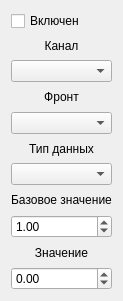
The window that oscopetriggerwgt.ui (catompiler/QCanDrive) describes before a commit, drawn with Qt 5.
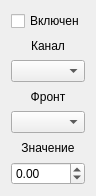
The same window after the commit.

Commit message: oscope trigger widget refactor

Patch:
```diff
--- a/oscopetriggerwgt.ui
+++ b/oscopetriggerwgt.ui
@@ -6,8 +6,8 @@
    <rect>
     <x>0</x>
     <y>0</y>
-    <width>121</width>
-    <height>301</height>
+    <width>92</width>
+    <height>196</height>
    </rect>
   </property>
   <property name="windowTitle">
@@ -47,45 +47,6 @@
    <item>
     <widget class="QComboBox" name="cbTrigType"/>
    </item>
-   <item>
-    <widget class="QLabel" name="lblDataType">
-     <property name="text">
-      <string>Тип данных</string>
-     </property>
-     <property name="alignment">
-      <set>Qt::AlignCenter</set>
-     </property>
-    </widget>
-   </item>
-   <item>
-    <widget class="QComboBox" name="cbDataType"/>
-   </item>
-   <item>
-    <widget class="QLabel" name="lblBaseValue">
-     <property name="text">
-      <string>Базовое значение</string>
-     </property>
-     <property name="alignment">
-      <set>Qt::AlignCenter</set>
-     </property>
-    </widget>
-   </item>
-   <item>
-    <widget class="QDoubleSpinBox" name="dsbBaseValue">
-     <property name="minimum">
-      <double>0.010000000000000</double>
-     </property>
-     <property name="maximum">
-      <double>2147483647.000000000000000</double>
-     </property>
-     <property name="stepType">
-      <enum>QAbstractSpinBox::AdaptiveDecimalStepType</enum>
-     </property>
-     <property name="value">
-      <double>1.000000000000000</double>
-     </property>
-    </widget>
-   </item>
    <item>
     <widget class="QLabel" name="lblTrigValue">
      <property name="text">
```
The commit also changes 6 other files.
